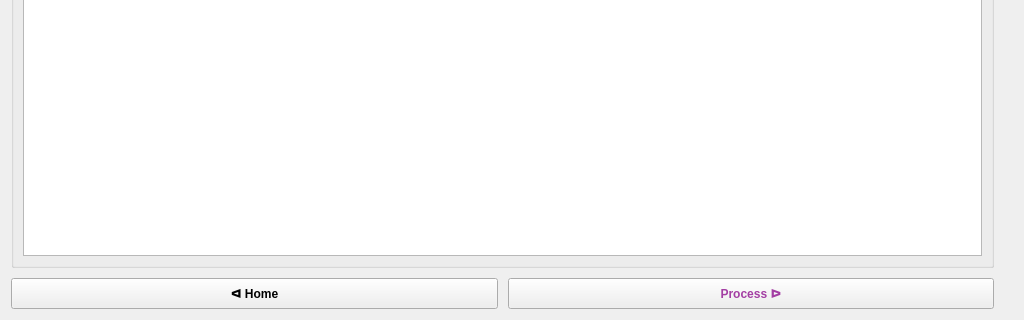
The window that UI/Postflight/post_design.ui (cmpe-DroneLab/GeoFly3D) describes before a commit, drawn with Qt 5; both pictures show x 0 to 1024 and y 448 to 768 of the 1024 by 768 pixel window.
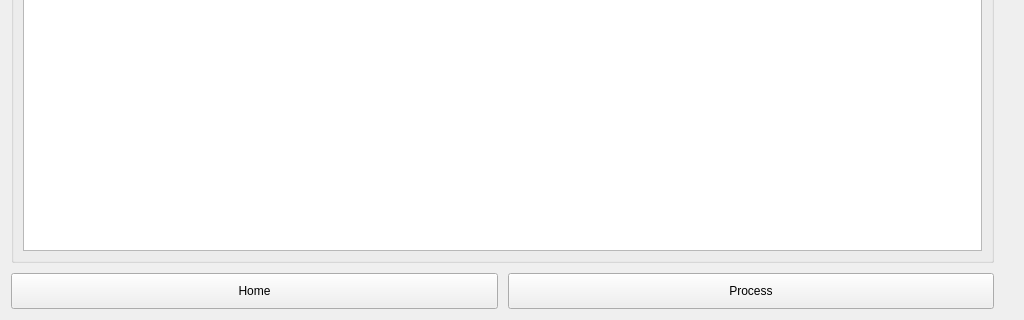
The same window after the commit. Icons and pictures are not drawn.

Commit message: Added icons to the buttons

```diff
--- a/UI/Postflight/post_design.ui
+++ b/UI/Postflight/post_design.ui
@@ -14,9 +14,7 @@
    <string>Form</string>
   </property>
   <property name="styleSheet">
-   <string notr="true">QPushButton { padding: 7px 10px; font-weight: 500; }
-#btn_process { color: #a33ea3; }
-</string>
+   <string notr="true">QPushButton { padding:10px;}</string>
   </property>
   <layout class="QHBoxLayout" name="horizontalLayout">
    <item>
@@ -207,14 +205,22 @@
          <item row="0" column="0">
           <widget class="QPushButton" name="btn_main">
            <property name="text">
-            <string>ᐊ Home</string>
+            <string>Home</string>
+           </property>
+           <property name="icon">
+            <iconset>
+             <normaloff>../Images/home.png</normaloff>../Images/home.png</iconset>
            </property>
           </widget>
          </item>
          <item row="0" column="1">
           <widget class="QPushButton" name="btn_process">
            <property name="text">
-            <string>Process ᐅ</string>
+            <string>Process</string>
+           </property>
+           <property name="icon">
+            <iconset>
+             <normaloff>../Images/process.png</normaloff>../Images/process.png</iconset>
            </property>
           </widget>
          </item>
```
The commit also changes 28 other files.
